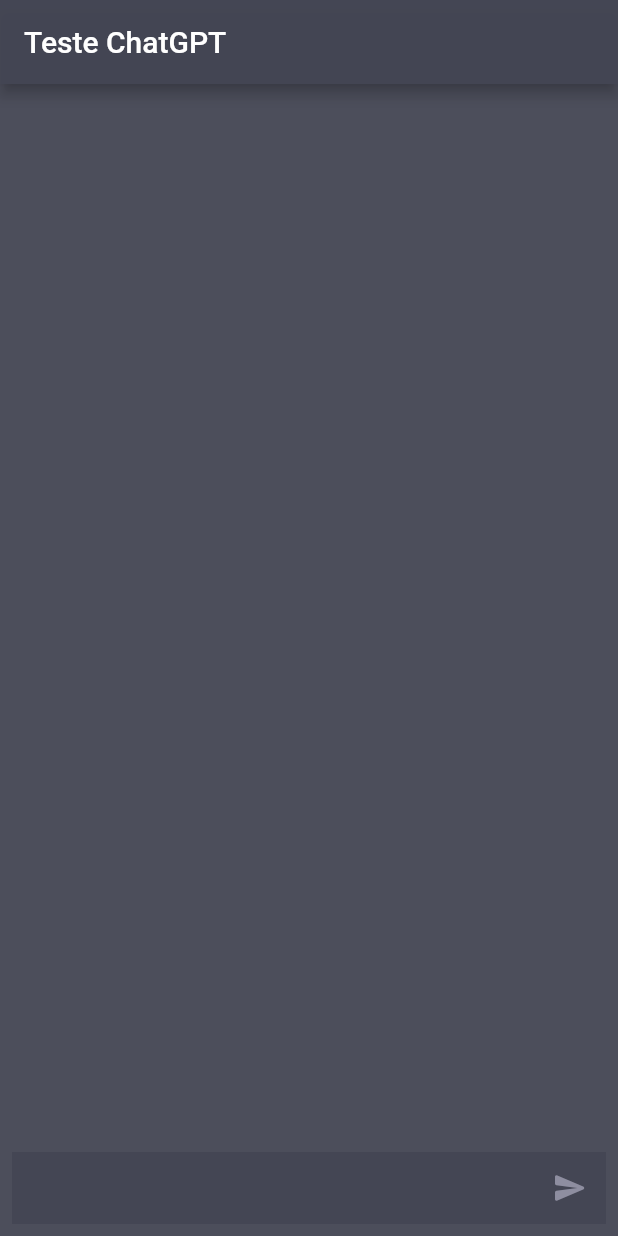
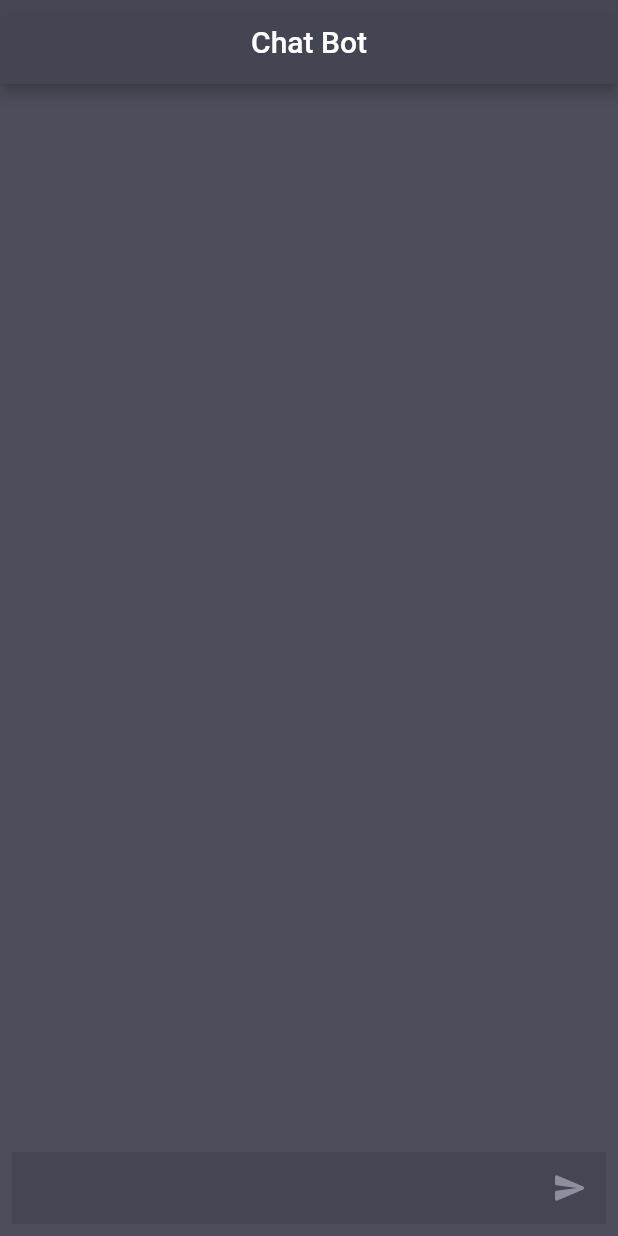
Before and after one commit to raymolide/chatGPT, a Flutter app: the screen it shows after launch, on a phone screen of 412 x 824 dp. Run offline on Flutter 3.47's test engine with Material 2 defaults, Android fonts, the phone set to English and light mode, and no system bars.

Commit message:
align text appbar

```diff
--- a/lib/main.dart
+++ b/lib/main.dart
@@ -64,7 +64,8 @@ class _MyAppState extends State<MyApp> {
         backgroundColor: botBackgroundColor,
         appBar: AppBar(
           backgroundColor: botBackgroundColor,
-          title: Text("Teste ChatGPT"),
+          title: Text("Chat Bot"),
+          centerTitle: true,
         ),
         body: Column(
           children: [
```
